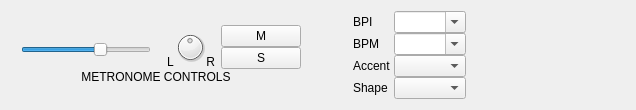
First picture: the form in src/gui/NinjamPanel.ui, repository elieserdejesus/JamTaba, before the edit.
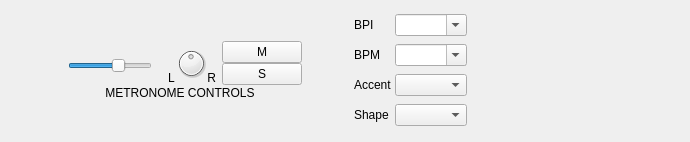
Second picture: the form after the edit. Icons and pictures are not drawn. Custom widgets are drawn as their Qt base class.

What changed in the file:
```diff
--- a/src/gui/NinjamPanel.ui
+++ b/src/gui/NinjamPanel.ui
@@ -6,14 +6,32 @@
    <rect>
     <x>0</x>
     <y>0</y>
-    <width>636</width>
-    <height>109</height>
+    <width>690</width>
+    <height>142</height>
    </rect>
   </property>
+  <property name="sizePolicy">
+   <sizepolicy hsizetype="Preferred" vsizetype="MinimumExpanding">
+    <horstretch>0</horstretch>
+    <verstretch>0</verstretch>
+   </sizepolicy>
+  </property>
   <property name="windowTitle">
    <string>Form</string>
   </property>
   <layout class="QHBoxLayout" name="horizontalLayout">
+   <property name="leftMargin">
+    <number>6</number>
+   </property>
+   <property name="topMargin">
+    <number>6</number>
+   </property>
+   <property name="rightMargin">
+    <number>6</number>
+   </property>
+   <property name="bottomMargin">
+    <number>6</number>
+   </property>
    <item alignment="Qt::AlignRight|Qt::AlignVCenter">
     <widget class="QWidget" name="metronomeControls" native="true">
      <property name="sizePolicy">
@@ -40,11 +58,11 @@
       </property>
       <item row="1" column="1">
        <widget class="QWidget" name="widget" native="true">
-        <property name="minimumSize">
-         <size>
-          <width>150</width>
-          <height>0</height>
-         </size>
+        <property name="sizePolicy">
+         <sizepolicy hsizetype="Maximum" vsizetype="Preferred">
+          <horstretch>0</horstretch>
+          <verstretch>0</verstretch>
+         </sizepolicy>
         </property>
         <property name="maximumSize">
          <size>
@@ -70,6 +88,12 @@
          </property>
          <item>
           <widget class="QWidget" name="peaks" native="true">
+           <property name="sizePolicy">
+            <sizepolicy hsizetype="Preferred" vsizetype="Preferred">
+             <horstretch>0</horstretch>
+             <verstretch>0</verstretch>
+            </sizepolicy>
+           </property>
            <layout class="QVBoxLayout" name="verticalLayout">
             <property name="spacing">
              <number>2</number>
@@ -101,6 +125,12 @@
          </item>
          <item>
           <widget class="QWidget" name="widget_4" native="true">
+           <property name="sizePolicy">
+            <sizepolicy hsizetype="Maximum" vsizetype="Preferred">
+             <horstretch>0</horstretch>
+             <verstretch>0</verstretch>
+            </sizepolicy>
+           </property>
            <layout class="QHBoxLayout" name="horizontalLayout_3">
             <property name="spacing">
              <number>3</number>
@@ -235,9 +265,6 @@
              <height>32</height>
             </size>
            </property>
-           <property name="cursor">
-            <cursorShape>PointingHandCursor</cursorShape>
-           </property>
            <property name="accessibleDescription">
             <string>This is a knob to pan the metronome sound</string>
            </property>
@@ -300,9 +327,6 @@
            <property name="enabled">
             <bool>true</bool>
            </property>
-           <property name="cursor">
-            <cursorShape>PointingHandCursor</cursorShape>
-           </property>
            <property name="accessibleDescription">
             <string>Button to mute the metronome</string>
            </property>
@@ -322,9 +346,6 @@
              <height>24</height>
             </size>
            </property>
-           <property name="cursor">
-            <cursorShape>PointingHandCursor</cursorShape>
-           </property>
            <property name="accessibleDescription">
             <string>Button to soloing the metronome</string>
            </property>
@@ -351,7 +372,7 @@
       <enum>Qt::Horizontal</enum>
      </property>
      <property name="sizeType">
-      <enum>QSizePolicy::Maximum</enum>
+      <enum>QSizePolicy::Preferred</enum>
      </property>
      <property name="sizeHint" stdset="0">
       <size>
@@ -364,7 +385,7 @@
    <item>
     <widget class="QWidget" name="ninjamControlsPanel" native="true">
      <property name="sizePolicy">
-      <sizepolicy hsizetype="Preferred" vsizetype="Preferred">
+      <sizepolicy hsizetype="Preferred" vsizetype="MinimumExpanding">
        <horstretch>0</horstretch>
        <verstretch>1</verstretch>
       </sizepolicy>
@@ -517,7 +538,7 @@
       <enum>Qt::Horizontal</enum>
      </property>
      <property name="sizeType">
-      <enum>QSizePolicy::Maximum</enum>
+      <enum>QSizePolicy::Preferred</enum>
      </property>
      <property name="sizeHint" stdset="0">
       <size>
```
